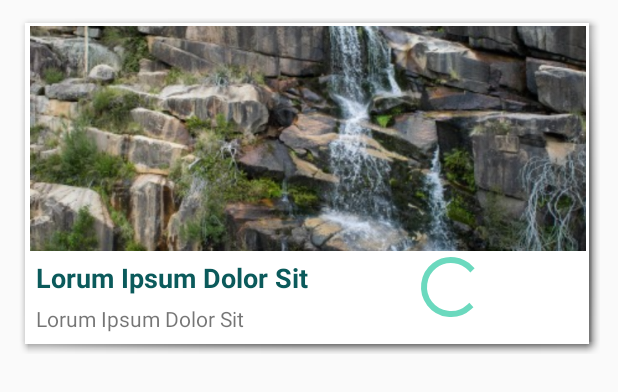
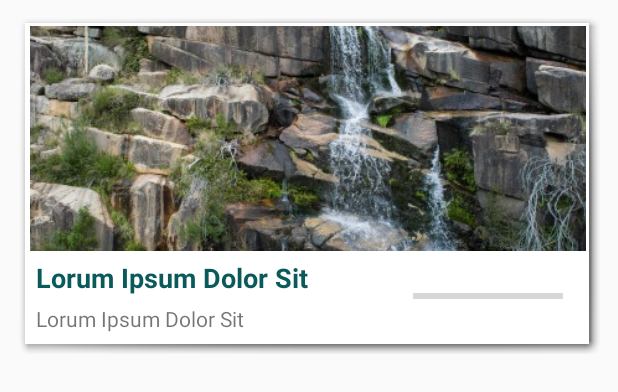
Before and after one commit to hpjs/AdventureSquad, an Android app: the layout activity_main_item_adventure.xml on its own in the app's theme, with its tools: preview values and no code run, on a phone screen of 412 x 824 dp. Shown: the top 392 px of the screen. Run offline under Robolectric (Android 15) with nearby library versions, the phone set to English and light mode, and no system bars.

Commit message:
Added ability to upload images for an Adventure

```diff
--- a/app/src/main/res/layout/activity_main_item_adventure.xml
+++ b/app/src/main/res/layout/activity_main_item_adventure.xml
@@ -3,13 +3,13 @@
     xmlns:android="http://schemas.android.com/apk/res/android"
     android:layout_width="match_parent"
     android:layout_height="wrap_content"
+    android:orientation="horizontal"
     android:background="@android:drawable/picture_frame"
-    android:orientation="horizontal"
     android:layout_margin="12dp">
 
     <ImageView
         android:id="@+id/item_adventure_image"
-        android:layout_width="wrap_content"
+        android:layout_width="match_parent"
         android:layout_height="150dp"
         android:layout_alignParentTop="true"
         android:layout_centerHorizontal="true"
@@ -40,15 +40,16 @@
         android:text="@string/placeholder_text_short"/>
 
     <ProgressBar
+        style="@style/Widget.AppCompat.ProgressBar.Horizontal"
         android:id="@+id/item_adventure_match"
-        android:layout_width="wrap_content"
-        android:layout_height="wrap_content"
-        android:layout_alignParentBottom="false"
+        android:layout_width="100sp"
+        android:layout_height="20sp"
+        android:indeterminate="false"
+        android:layout_alignBottom="@+id/item_adventure_distance"
+        android:layout_alignTop="@+id/item_adventure_title"
+        android:layout_alignParentRight="true"
         android:layout_alignParentEnd="true"
-        android:layout_alignParentRight="true"
-        android:layout_below="@id/item_adventure_image"
-        android:layout_toEndOf="@id/item_adventure_title"
-        android:layout_toRightOf="@id/item_adventure_title"
-        android:indeterminate="false"/>
+        android:layout_marginEnd="15sp"
+        android:layout_marginRight="15sp"/>
 
 </RelativeLayout>
```
Also changed, not shown: app/src/main/java/com/adventuresquad/activity/MainActivity.java (+18 -2 lines), app/src/main/java/com/adventuresquad/adapter/AdventureFeedAdapter.java (+11 -1 lines), app/src/main/java/com/adventuresquad/api/AdventureApi.java (+37 -17 lines), app/src/main/java/com/adventuresquad/api/StorageApi.java (added, +119 -0 lines), app/src/main/java/com/adventuresquad/model/Adventure.java (+13 -0 lines), app/src/main/java/com/adventuresquad/presenter/AdventureApiPresenter.java (+12 -0 lines), app/src/main/java/com/adventuresquad/presenter/AdventureDetailPresenter.java (+10 -0 lines), app/src/main/java/com/adventuresquad/presenter/MainPresenter.java (+35 -2 lines), app/src/main/java/com/adventuresquad/presenter/StorageApiPresenter.java (added, +10 -0 lines), app/src/main/res/drawable-nodpi/adventure_placeholder.jpg (renamed from app/src/main/res/drawable/adventure_placeholder.jpg), app/src/main/res/drawable-nodpi/adventure_placeholder_small.jpg (renamed from app/src/main/res/drawable/adventure_placeholder_small.jpg), app/src/main/res/drawable-nodpi/firebase_adventure_placeholder.jpg (added), 1 other file.
